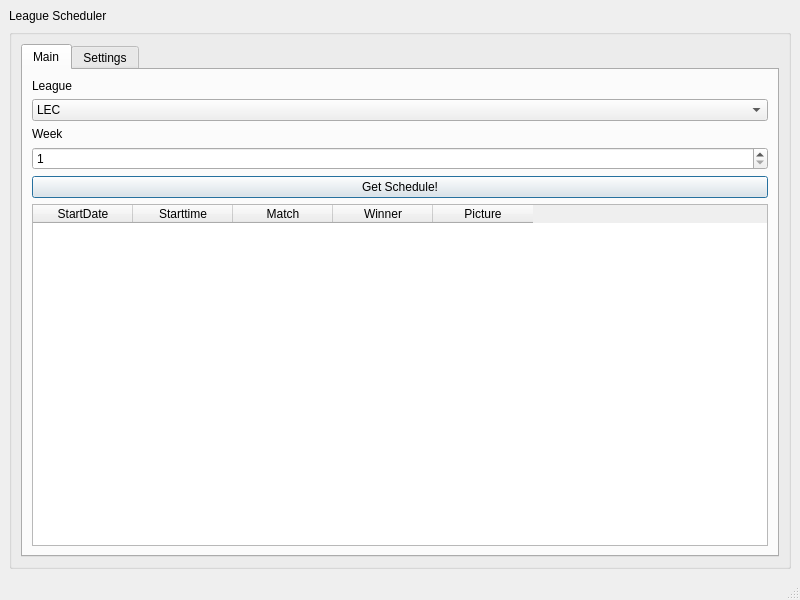
First picture: the form in ui/mainwindow.ui, repository OneLazyAdmin/LeagueScheduler, before the edit.
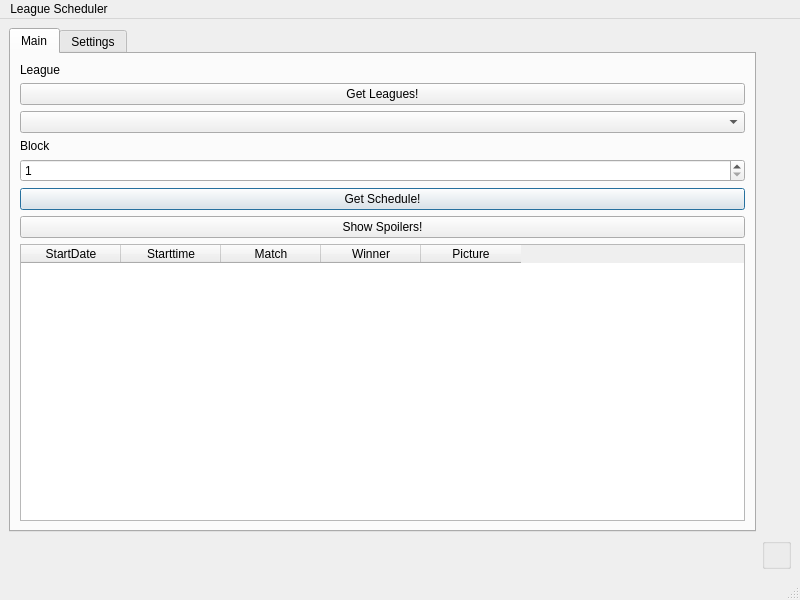
Second picture: the form after the edit.

Commit message:
Included function get_leagues to query all available leagues from the lolesports api in the available leagues
URL gets dynamically changed based on the id-value of the chosen league

Included function show_spoilers to avoid getting spoilered

The edit to the form file:
```diff
--- a/ui/mainwindow.ui
+++ b/ui/mainwindow.ui
@@ -15,20 +15,15 @@
   </property>
   <widget class="QWidget" name="centralwidget">
    <layout class="QGridLayout" name="gridLayout_2">
-    <item row="0" column="0">
-     <widget class="QLabel" name="title">
-      <property name="text">
-       <string>League Scheduler</string>
-      </property>
-     </widget>
-    </item>
-    <item row="1" column="0">
+    <item row="1" column="1">
      <widget class="QGroupBox" name="groupBox">
       <property name="title">
        <string/>
       </property>
-      <layout class="QVBoxLayout" name="verticalLayout">
-       <item>
+      <layout class="QVBoxLayout" name="verticalLayout"/>
+     </widget>
+    </item>
+    <item row="0" column="0">
         <widget class="QTabWidget" name="tabWidget">
          <property name="currentIndex">
           <number>0</number>
@@ -48,33 +43,23 @@
               </widget>
              </item>
              <item>
-              <widget class="QComboBox" name="chosen_league">
-               <item>
+           <widget class="QPushButton" name="get_leagues">
                 <property name="text">
-                 <string>LEC</string>
-                </property>
+             <string>Get Leagues!</string>
+            </property>
+           </widget>
                </item>
                <item>
-                <property name="text">
-                 <string>LCS</string>
-                </property>
-               </item>
-               <item>
-                <property name="text">
-                 <string>LPL</string>
-                </property>
-               </item>
-               <item>
-                <property name="text">
-                 <string>LCK</string>
-                </property>
-               </item>
+           <widget class="QComboBox" name="chosen_league_combo">
+            <property name="insertPolicy">
+             <enum>QComboBox::InsertAlphabetically</enum>
+            </property>
               </widget>
              </item>
              <item>
               <widget class="QLabel" name="chosen_week_title">
                <property name="text">
-                <string>Week</string>
+             <string>Block</string>
                </property>
               </widget>
              </item>
@@ -98,6 +83,13 @@
                </property>
               </widget>
              </item>
+          <item>
+           <widget class="QPushButton" name="show_spoilers">
+            <property name="text">
+             <string>Show Spoilers!</string>
+            </property>
+           </widget>
+          </item>
              <item>
               <widget class="QTableWidget" name="schedule_table">
                <property name="font">
@@ -184,21 +176,8 @@
              </property>
             </widget>
            </item>
-           <item row="0" column="0">
-            <widget class="QLabel" name="picture_label">
-             <property name="text">
-              <string>TextLabel</string>
-             </property>
-             <property name="scaledContents">
-              <bool>true</bool>
-             </property>
-            </widget>
-           </item>
-          </layout>
-         </widget>
-        </widget>
-       </item>
-      </layout>
+       </layout>
+      </widget>
      </widget>
     </item>
    </layout>
@@ -212,6 +191,12 @@
      <height>22</height>
     </rect>
    </property>
+   <widget class="QMenu" name="menuLeague_Scheduler">
+    <property name="title">
+     <string>League Scheduler</string>
+    </property>
+   </widget>
+   <addaction name="menuLeague_Scheduler"/>
   </widget>
   <widget class="QStatusBar" name="statusbar"/>
  </widget>
```
Left out of the diff: 20 changed lines with no effect on the pictures. Lines whose indentation alone changed are shown as unchanged. The commit also changes 2 other files.
